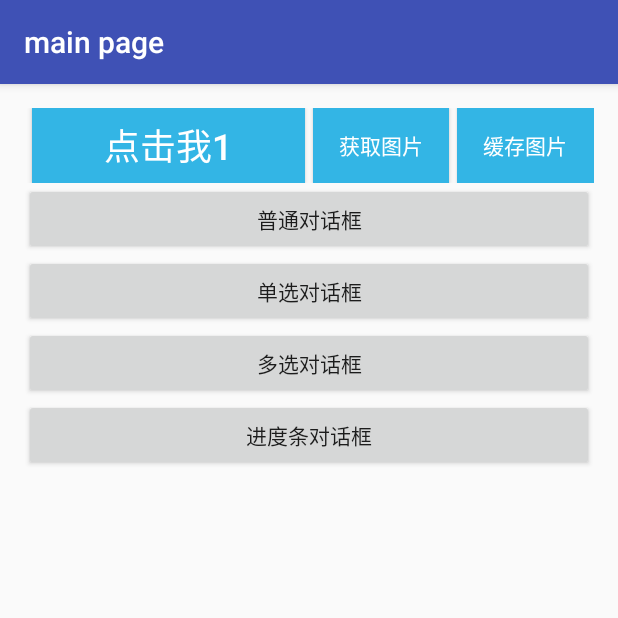
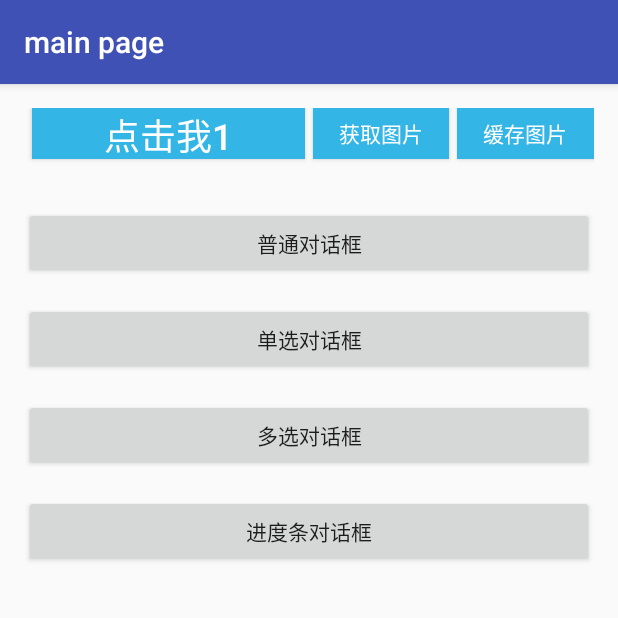
Before and after one commit to Jorelanbo/samples, an Android app: the MainActivity screen opened directly, with no data from a screen before it, on a phone screen of 412 x 824 dp, the top half of it. Run offline under Robolectric (Android 15) with nearby library versions, the phone set to English and light mode, and no system bars.

Commit message:
调整按钮间隔

```diff
--- a/app/src/main/java/com/js/sample/MainActivity.java
+++ b/app/src/main/java/com/js/sample/MainActivity.java
@@ -3,7 +3,6 @@ package com.js.sample;
 import android.annotation.SuppressLint;
 import android.app.AlertDialog;
 import android.app.ProgressDialog;
-import android.app.Service;
 import android.content.DialogInterface;
 import android.graphics.Bitmap;
 import android.graphics.BitmapFactory;
@@ -23,7 +22,6 @@ import java.io.File;
 import java.io.FileOutputStream;
 import java.io.InputStream;
 import java.net.HttpURLConnection;
-import java.net.MalformedURLException;
 import java.net.URL;
 
 import okhttp3.OkHttpClient;
--- a/app/src/main/res/layout/activity_guide.xml
+++ b/app/src/main/res/layout/activity_guide.xml
@@ -11,24 +11,28 @@
     <Button
         android:layout_width="match_parent"
         android:layout_height="wrap_content"
+        android:layout_marginBottom="@dimen/activity_vertical_margin"
         android:text="主页面"
         android:onClick="clickMain"/>
 
     <Button
         android:layout_width="match_parent"
         android:layout_height="wrap_content"
+        android:layout_marginBottom="@dimen/activity_vertical_margin"
         android:text="activity 的生命周期"
         android:onClick="clickActivityLifeCycle"/>
 
     <Button
         android:layout_width="match_parent"
         android:layout_height="wrap_content"
+        android:layout_marginBottom="@dimen/activity_vertical_margin"
         android:text="fragment 的生命周期"
         android:onClick="clickFragmentLifeCycle"/>
 
     <Button
         android:layout_width="match_parent"
         android:layout_height="wrap_content"
+        android:layout_marginBottom="@dimen/activity_vertical_margin"
         android:text="窗口模式的activity"
         android:onClick="clickDialogActivity"/>
 
--- a/app/src/main/res/layout/activity_main.xml
+++ b/app/src/main/res/layout/activity_main.xml
@@ -14,12 +14,14 @@
         android:id="@+id/ll"
         android:layout_width="match_parent"
         android:layout_height="50dp"
+        android:layout_marginBottom="@dimen/activity_vertical_margin"
         android:orientation="horizontal">
 
         <Button
             android:id="@+id/bt1"
             android:layout_width="0dp"
             android:layout_height="match_parent"
+            android:layout_marginBottom="@dimen/activity_vertical_margin"
             android:text="点击我1"
             android:textSize="24sp"
             android:textColor="@android:color/white"
@@ -32,6 +34,7 @@
             android:id="@+id/bt2"
             android:layout_width="0dp"
             android:layout_height="match_parent"
+            android:layout_marginBottom="@dimen/activity_vertical_margin"
             android:text="获取图片"
             android:textSize="14sp"
             android:textColor="@android:color/white"
@@ -44,6 +47,7 @@
             android:id="@+id/bt3"
             android:layout_width="0dp"
             android:layout_height="match_parent"
+            android:layout_marginBottom="@dimen/activity_vertical_margin"
             android:text="缓存图片"
             android:textSize="14sp"
             android:textColor="@android:color/white"
@@ -67,24 +71,28 @@
     <Button
         android:layout_width="match_parent"
         android:layout_height="wrap_content"
+        android:layout_marginBottom="@dimen/activity_vertical_margin"
         android:onClick="showDialog"
         android:text="普通对话框"/>
 
     <Button
         android:layout_width="match_parent"
         android:layout_height="wrap_content"
+        android:layout_marginBottom="@dimen/activity_vertical_margin"
         android:onClick="showSingleDialog"
         android:text="单选对话框"/>
 
     <Button
         android:layout_width="match_parent"
         android:layout_height="wrap_content"
+        android:layout_marginBottom="@dimen/activity_vertical_margin"
         android:onClick="showMultiDialog"
         android:text="多选对话框"/>
 
     <Button
         android:layout_width="match_parent"
         android:layout_height="wrap_content"
+        android:layout_marginBottom="@dimen/activity_vertical_margin"
         android:onClick="showProgressDialog"
         android:text="进度条对话框"/>
 
```
